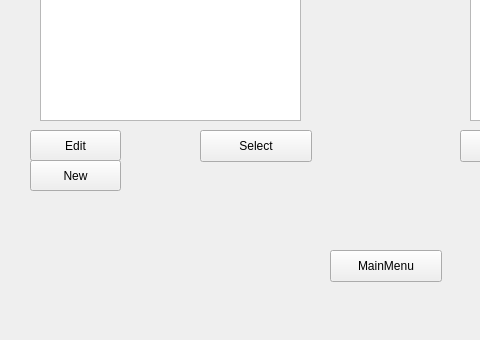
Dejan-Ilic/Pacmanv3, file levelmaker.ui: the form before one commit; both pictures show x 0 to 480 and y 260 to 600 of the 800 by 600 pixel window.
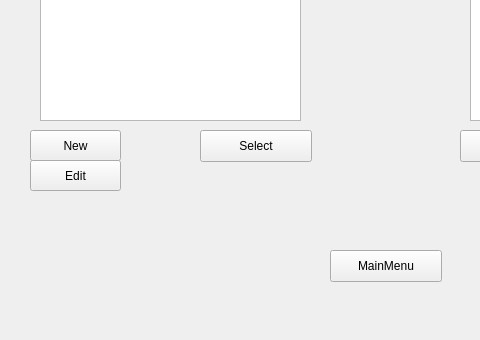
The form after the commit.

Diff of the .ui file:
```diff
--- a/levelmaker.ui
+++ b/levelmaker.ui
@@ -128,7 +128,7 @@
       <property name="geometry">
        <rect>
         <x>30</x>
-        <y>420</y>
+       <y>390</y>
         <width>91</width>
         <height>31</height>
        </rect>
@@ -141,7 +141,7 @@
       <property name="geometry">
        <rect>
         <x>30</x>
-        <y>390</y>
+       <y>420</y>
         <width>91</width>
         <height>31</height>
        </rect>
```
Lines whose indentation alone changed are shown as unchanged.
